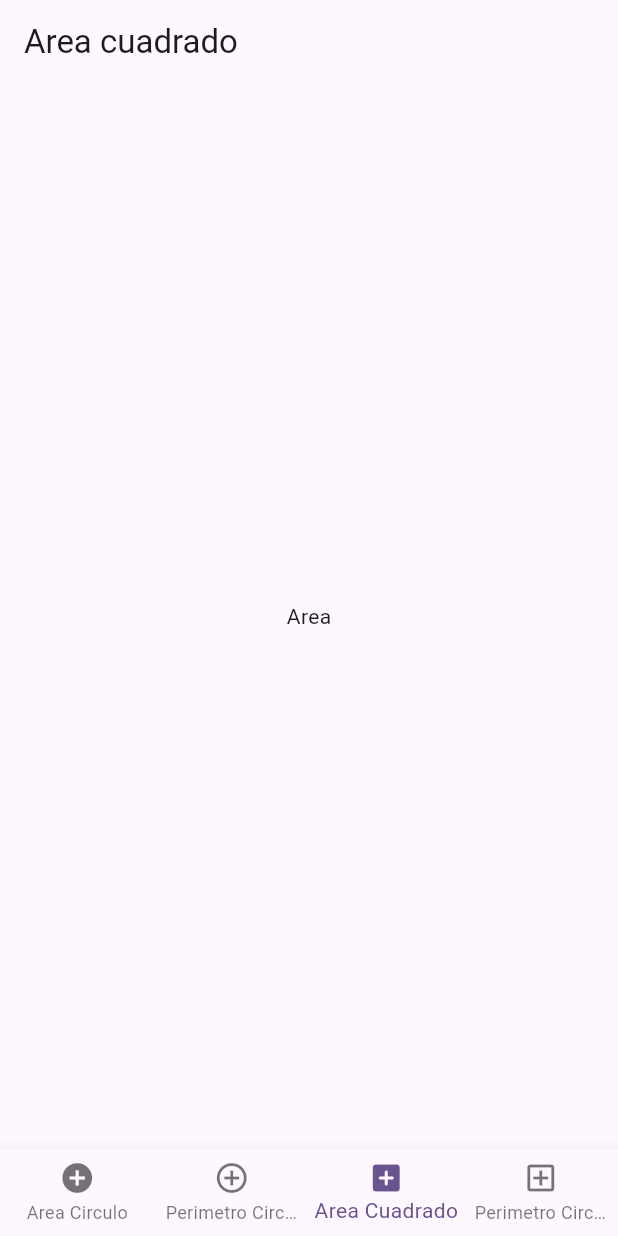
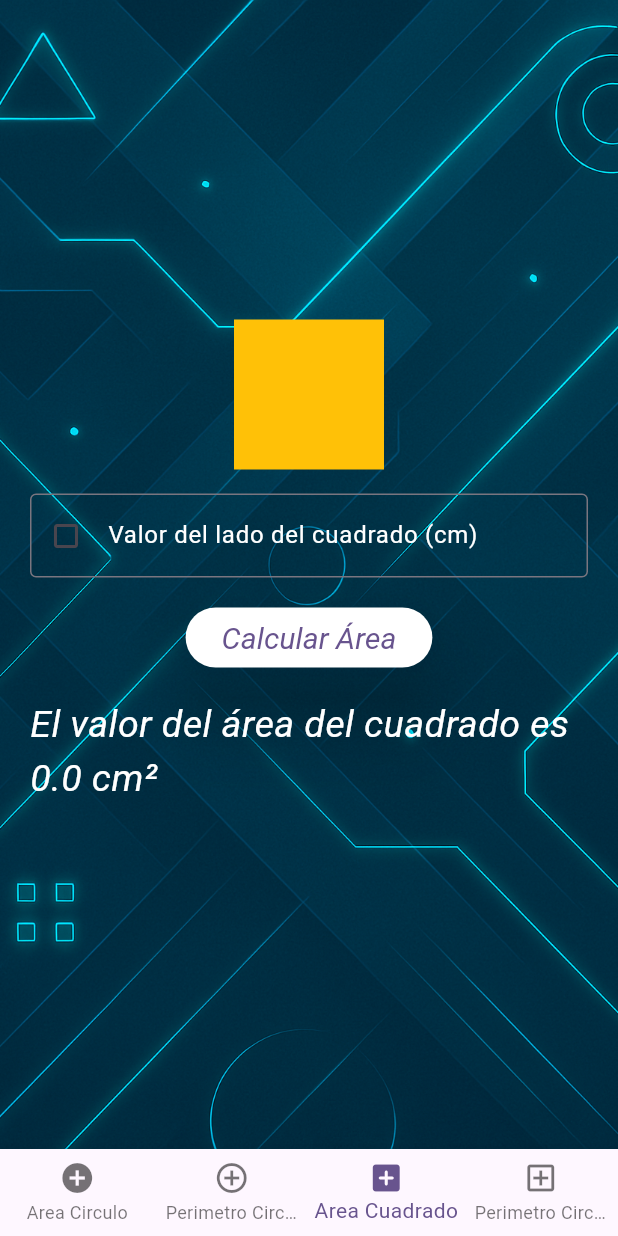
Before and after one commit to CamiloMedinaH/practica_2_gitflow, a Flutter app: the screen it shows after launch, item 3 of the bottom bar chosen, on a phone screen of 412 x 824 dp. Run offline on Flutter 3.47's test engine with Material 3 defaults, Android fonts, the phone set to English and light mode, and no system bars.

Commit message:
Area del cuadrado

```diff
--- /dev/null
+++ b/lib/pages/area_cuadrado.dart
@@ -0,0 +1,114 @@
+import 'dart:math';
+
+import 'package:flutter/material.dart';
+
+class AreaCuadrado extends StatefulWidget {
+  const AreaCuadrado({super.key});
+
+  @override
+  State<AreaCuadrado> createState() => _AreaCuadradoState();
+}
+
+class _AreaCuadradoState extends State<AreaCuadrado> {
+  final lado = TextEditingController();
+  double valor_lado = 100; // tamaño en píxeles para mostrar el cuadrado
+  double area = 0;
+
+  @override
+  Widget build(BuildContext context) {
+    return Scaffold(
+      body: Stack(
+        children: [
+          Positioned.fill(
+            child: Image.asset(
+              'assets/images/Fondo.png',
+              fit: BoxFit.cover,
+            ),
+          ),
+          Padding(
+            padding: const EdgeInsets.all(20),
+            child: Center(
+              child: SingleChildScrollView(
+                child: Column(
+                  mainAxisAlignment: MainAxisAlignment.center,
+                  children: [
+                    Container(
+                      width: valor_lado,
+                      height: valor_lado,
+                      decoration: BoxDecoration(
+                        color: Colors.amber,
+                        shape: BoxShape.rectangle,
+                      ),
+                    ),
+                    SizedBox(height: 16),
+                    TextFormField(
+                      controller: lado,
+                      decoration: const InputDecoration(
+                        border: OutlineInputBorder(),
+                        labelText: "Valor del lado del cuadrado (cm)",
+                        labelStyle: TextStyle(color: Colors.white),
+                        prefixIcon: Icon(Icons.crop_square),
+                      ),
+                      style: const TextStyle(color: Colors.white),
+                      keyboardType: TextInputType.number,
+                      autovalidateMode: AutovalidateMode.onUserInteraction,
+                      validator: (value) {
+                        if (value!.isEmpty) {
+                          return "Debe digitar un valor del lado válido";
+                        } else {
+                          if (!value.isValidNumber()) {
+                            return "Valor no válido para el lado";
+                          }
+                        }
+                        return null;
+                      },
+                    ),
+                    SizedBox(height: 16),
+                    ElevatedButton(
+                      style: ElevatedButton.styleFrom(
+                        textStyle: const TextStyle(
+                          fontSize: 20,
+                          fontStyle: FontStyle.italic,
+                          color: Colors.black,
+                        ),
+                        backgroundColor: Colors.white,
+                        elevation: 20,
+                      ),
+                      onPressed: () {
+                        double lado_cm = double.parse(lado.text);
+                        setState(() {
+                          area = pow(lado_cm, 2).toDouble();
+                          valor_lado = lado_cm * 10; // Para visualización
+                          if (valor_lado > 500) {
+                            valor_lado = 500;
+                          }
+                        });
+                      },
+                      child: const Text("Calcular Área"),
+                    ),
+                    SizedBox(height: 16),
+                    Text(
+                      "El valor del área del cuadrado es ${area.toStringAsFixed(1)} cm²",
+                      style: const TextStyle(
+                        fontSize: 25,
+                        fontStyle: FontStyle.italic,
+                        color: Colors.white,
+                      ),
+                    ),
+                    SizedBox(height: 16),
+                  ],
+                ),
+              ),
+            ),
+          ),
+        ],
+      ),
+    );
+  }
+}
+
+extension on String {
+  bool isValidNumber() {
+    return RegExp(r'^[0-9]+$').hasMatch(this);
+  }
+}
--- a/lib/pages/home_page.dart
+++ b/lib/pages/home_page.dart
@@ -1,6 +1,6 @@
 import 'package:flutter/material.dart';
 import 'package:practica_2_gitflow/pages/area_circulo.dart';
-
+import 'package:practica_2_gitflow/pages/area_cuadrado.dart';
 class HomePage extends StatefulWidget {
   const HomePage({super.key});
 
@@ -68,7 +68,7 @@ class _HomePageState extends State<HomePage> {
     }
   }
 
-  class AreaCuadrado extends StatelessWidget {
+ /* class AreaCuadrado extends StatelessWidget {
     @override
     Widget build(BuildContext constext) {
       return Scaffold(
@@ -76,7 +76,7 @@ class _HomePageState extends State<HomePage> {
         body: Center(child: Text('Area')),
       );
     }
-  }
+  }*/
 
 
   class PerimetroCuadrado extends StatelessWidget {
```
